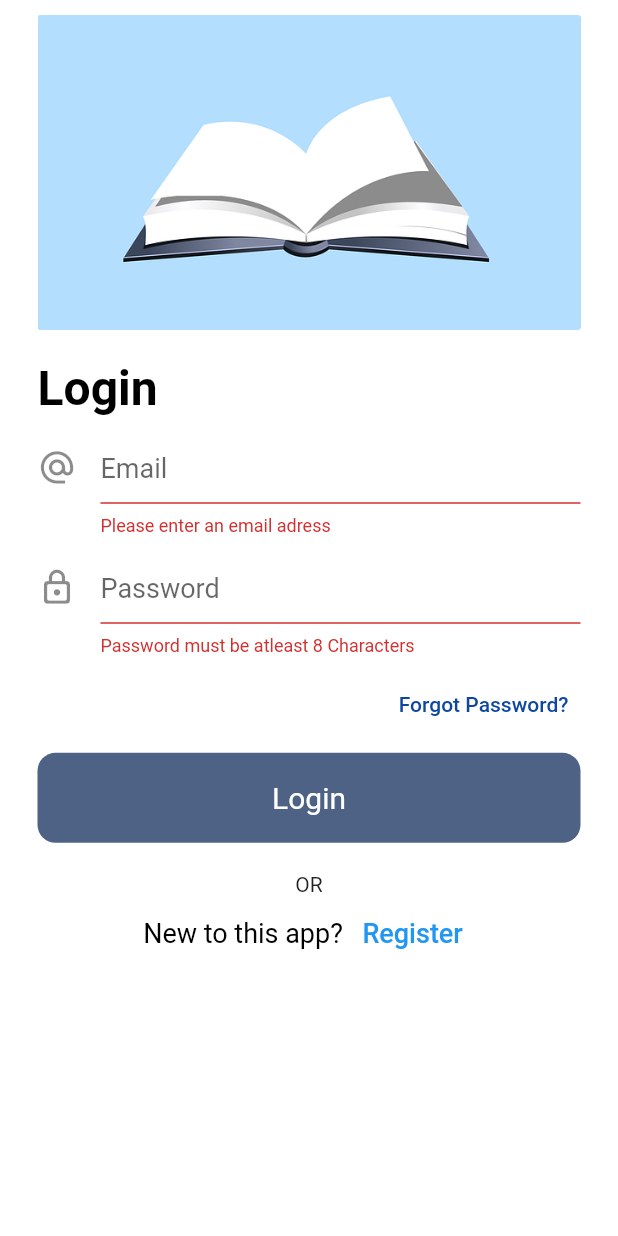
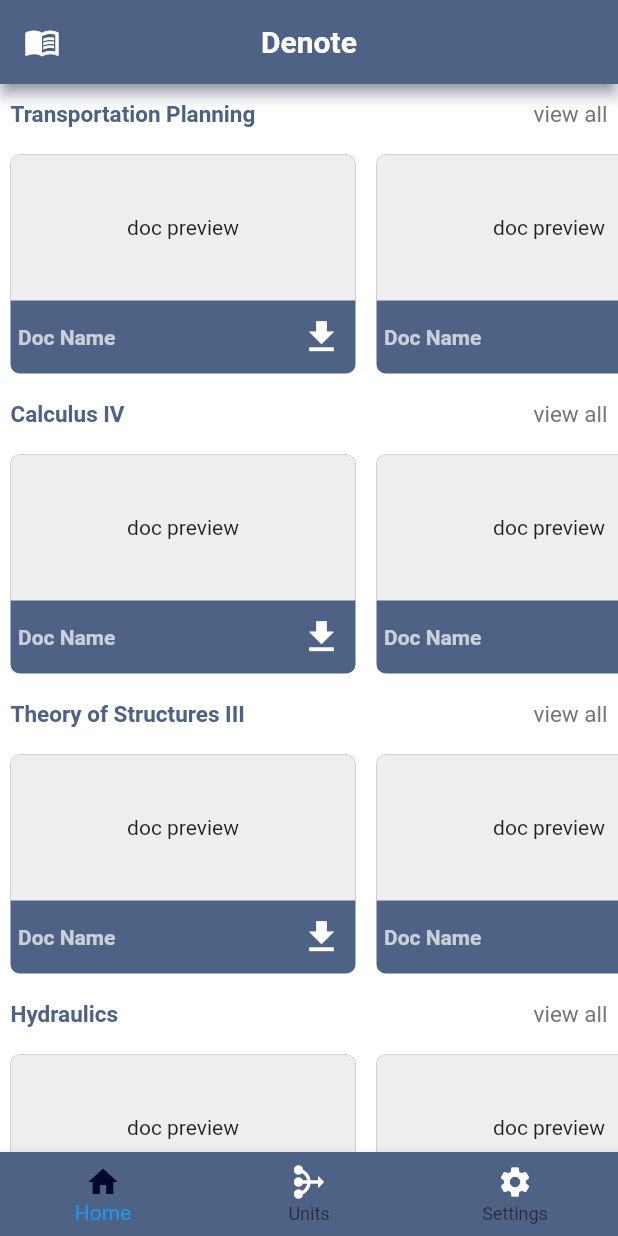
Before and after one commit to dev-vickie/denote, a Flutter app: the screen it shows after launch, after a tap on "Login", on a phone screen of 412 x 824 dp. Run offline on Flutter 3.47's test engine with Material 2 defaults, Android fonts, the light colour scheme and no system bars.

Commit message:
FR - Add homepages

```diff
--- a/lib/auth/pages/login_page.dart
+++ b/lib/auth/pages/login_page.dart
@@ -1,5 +1,6 @@
 import 'package:denote/auth/pages/forgot_password.dart';
 import 'package:denote/auth/pages/register_page.dart';
+import 'package:denote/homepages/home_builder/homepage.dart';
 import 'package:flutter/material.dart';
 
 import '../../constants/constants.dart';
@@ -118,6 +119,11 @@ class _LoginPageState extends State<LoginPage> {
                   //Submit Button
                   GestureDetector(
                     onTap: () {
+                      Navigator.of(context).push(
+                        MaterialPageRoute(
+                          builder: (context) => HomePage(),
+                        ),
+                      );
                       if (_formKey.currentState!.validate()) {
                         ScaffoldMessenger.of(context).showSnackBar(
                           const SnackBar(
--- a/lib/auth/pages/register_page.dart
+++ b/lib/auth/pages/register_page.dart
@@ -77,6 +77,7 @@ class _RegisterPageState extends State<RegisterPage> {
                       Expanded(
                         flex: 2,
                         child: DropdownButtonFormField(
+                          value: dropDownValue,
                           validator: (value) {
                             if (value!.isEmpty) {
                               return "Please select course";
@@ -93,7 +94,6 @@ class _RegisterPageState extends State<RegisterPage> {
                           decoration: const InputDecoration(
                             icon: Icon(Icons.workspace_premium),
                           ),
-                          value: dropDownValue,
                           onChanged: (value) {
                             setState(() {
                               dropDownValue = value;
@@ -169,7 +169,7 @@ class _RegisterPageState extends State<RegisterPage> {
 
                   //Password input field
                   CustomTextField(
-                    //TODO:suffix icon
+                    //TODO: Add suffix icon to view/hide password
                     controller: passwordController,
                     icon: Icons.lock_outline_rounded,
                     hintText: "Password",
@@ -180,10 +180,10 @@ class _RegisterPageState extends State<RegisterPage> {
                         return "Password must have atleast 8 Characters";
                       }
                       if (!hasUpper.hasMatch(value)) {
-                        return "Put Atleast one Uppercase";
+                        return "Put atleast one Uppercase letter";
                       }
                       if (!hasDigit.hasMatch(value)) {
-                        return "Put Atleast one Digit";
+                        return "Put atleast one Digit";
                       }
 
                       _confirmPassword = value;
--- /dev/null
+++ b/lib/homepages/first_page/first_page.dart
@@ -0,0 +1,59 @@
+import 'package:flutter/material.dart';
+
+import 'firstpage_widgets.dart';
+
+class FirstPage extends StatefulWidget {
+  const FirstPage({Key? key}) : super(key: key);
+
+  @override
+  State<FirstPage> createState() => _FirstPageState();
+}
+
+class _FirstPageState extends State<FirstPage> {
+  @override
+  Widget build(BuildContext context) {
+    final List categories = [
+      'Transportation Planning',
+      'Calculus IV',
+      'Theory of Structures III',
+      'Hydraulics'
+    ];
+    return Scaffold(
+      body: ListView.builder(
+        itemCount: categories.length,
+        itemBuilder: (context, index) {
+          return SizedBox(
+            height: 200,
+            child: Container(
+              height: 120,
+              decoration: const BoxDecoration(
+                color: Colors.white,
+              ),
+              child: Column(
+                crossAxisAlignment: CrossAxisAlignment.start,
+                children: [
+                  Expanded(
+                    flex: 1,
+                    child: CategoryTexts(
+                      categories: categories,
+                      index: index,
+                    ),
+                  ),
+                  Expanded(
+                      flex: 4,
+                      child: ListView.builder(
+                        scrollDirection: Axis.horizontal,
+                        itemCount: 3,
+                        itemBuilder: (context, index) {
+                          return const DocItem();
+                        },
+                      )),
+                ],
+              ),
+            ),
+          );
+        },
+      ),
+    );
+  }
+}
--- /dev/null
+++ b/lib/homepages/first_page/firstpage_widgets.dart
@@ -0,0 +1,113 @@
+import 'package:flutter/material.dart';
+
+import '../../constants/constants.dart';
+
+class DocItem extends StatelessWidget {
+  const DocItem({
+    super.key,
+  });
+
+  @override
+  Widget build(BuildContext context) {
+    return Padding(
+      padding: const EdgeInsets.all(7.0),
+      child: Container(
+        width: 230,
+        decoration: BoxDecoration(
+          color: const Color.fromARGB(255, 78, 98, 134),
+          borderRadius: BorderRadius.circular(6),
+        ),
+        child: Column(
+          children: [
+            Expanded(
+              flex: 2,
+              child: Container(
+                width: double.infinity,
+                decoration: BoxDecoration(
+                  color: Colors.grey[200],
+                  borderRadius: const BorderRadius.only(
+                    topLeft: Radius.circular(6),
+                    topRight: Radius.circular(6),
+                  ),
+                ),
+                child: const Center(
+                  child: Text(
+                    'doc preview',
+                  ),
+                ),
+              ),
+            ),
+            Expanded(
+              child: Row(
+                children: const [
+                  Expanded(
+                    flex: 4,
+                    child: Padding(
+                      padding: EdgeInsets.only(left: 5),
+                      child: Text(
+                        "Doc Name",
+                        style: TextStyle(
+                          color: Colors.white70,
+                          fontWeight: FontWeight.bold,
+                        ),
+                      ),
+                    ),
+                  ),
+                  SizedBox(width: 4),
+                  Expanded(
+                      flex: 1,
+                      child: Icon(
+                        Icons.download,
+                        color: Colors.white,
+                        size: 28,
+                      ))
+                ],
+              ),
+            )
+          ],
+        ),
+      ),
+    );
+  }
+}
+
+class CategoryTexts extends StatelessWidget {
+  const CategoryTexts({
+    Key? key,
+    required this.categories,
+    required this.index,
+  }) : super(key: key);
+
+  final List categories;
+  final dynamic index;
+
+  @override
+  Widget build(BuildContext context) {
+    return Row(
+      mainAxisAlignment: MainAxisAlignment.spaceBetween,
+      children: [
+        Padding(
+          padding: const EdgeInsets.all(7.0),
+          child: Text(
+            categories[index], //Name of the category
+            style: TextStyle(
+              fontSize: 15,
+              fontWeight: FontWeight.bold,
+              color: kMainDarkColor,
+            ),
+          ),
+        ),
+        Padding(
+          padding: const EdgeInsets.all(7.0),
+          child: Text(
+            'view all',
+            style: TextStyle(
+              fontSize: 15,
+              color: Colors.grey[600],
+            ),
+          ),
+        ),
+      ],
+    );
+  }
+}
--- /dev/null
+++ b/lib/homepages/home_builder/homepage.dart
@@ -0,0 +1,60 @@
+import 'package:denote/constants/constants.dart';
+import 'package:flutter/material.dart';
+import '../first_page/first_page.dart';
+import '../second_page.dart';
+import '../third_page.dart';
+import 'homepage_widgets.dart';
+
+class HomePage extends StatefulWidget {
+  const HomePage({super.key});
+
+  @override
+  State<HomePage> createState() => _HomePageState();
+}
+
+class _HomePageState extends State<HomePage> {
+  int selectedPage = 0;
+
+  void pageNavigator(index) {
+    setState(() {
+      selectedPage = index;
+    });
+  }
+
+  final List<Widget> secondPages = [
+    const FirstPage(),
+    const SecondPage(),
+    const ThirdPage(),
+  ];
+  @override
+  Widget build(BuildContext context) {
+    return Scaffold(
+      //AppBar
+      appBar: mainAppBar,
+      //App Drawer
+      drawer: mainAppDrawer,
+      backgroundColor: Colors.white,
+      //List of pages
+      body: secondPages[selectedPage],
+
+      //Bottom Nav Bar
+
+      bottomNavigationBar: BottomNavigationBar(
+        currentIndex: selectedPage,
+        onTap: pageNavigator,
+        type: BottomNavigationBarType.fixed,
+        items: const [
+          BottomNavigationBarItem(icon: Icon(Icons.home), label: "Home"),
+          BottomNavigationBarItem(
+              icon: Icon(Icons.mediation_outlined), label: "Units"),
+          BottomNavigationBarItem(
+              icon: Icon(Icons.settings), label: "Settings"),
+        ],
+        backgroundColor: kMainDarkColor,
+        unselectedIconTheme: const IconThemeData(color: Colors.white),
+        selectedIconTheme:
+            const IconThemeData(color: Color.fromARGB(255, 3, 9, 44)),
+      ),
+    );
+  }
+}
--- /dev/null
+++ b/lib/homepages/home_builder/homepage_widgets.dart
@@ -0,0 +1,58 @@
+import 'package:flutter/material.dart';
+import '../../../constants/constants.dart';
+
+//-----AppBar
+var mainAppBar = AppBar(
+  backgroundColor: kMainDarkColor,
+  title: const Text(
+    'Denote',
+    style: TextStyle(
+      color: Colors.white,
+      fontWeight: FontWeight.bold,
+    ),
+  ),
+  centerTitle: true,
+  shadowColor: kMainDarkColor,
+  leading: Builder(builder: (context) {
+    return IconButton(
+      onPressed: () {
+        Scaffold.of(context).openDrawer();
+      },
+      icon: const Icon(Icons.menu_book),
+    );
+  }),
+);
+
+//----AppDrawer
+
+var mainAppDrawer = Drawer(
+  backgroundColor: kMainDarkColor,
+  child: Column(
+    children: const [
+      DrawerHeader(
+        child: Center(
+            child: Text(
+          'APP LOGO',
+          style: TextStyle(
+            fontSize: 20,
+            color: Colors.white,
+          ),
+        )),
+      ),
+      ListTile(
+        title: Text(
+          'Home',
+          style: TextStyle(
+            color: Colors.white,
+            fontWeight: FontWeight.bold,
+          ),
+        ),
+        trailing: Icon(
+          Icons.home,
+          size: 20,
+          color: Colors.white,
+        ),
+      )
+    ],
+  ),
+);
--- /dev/null
+++ b/lib/homepages/second_page.dart
@@ -0,0 +1,65 @@
+import 'package:flutter/material.dart';
+
+import '../constants/constants.dart';
+
+class SecondPage extends StatefulWidget {
+  const SecondPage({super.key});
+
+  @override
+  State<SecondPage> createState() => _SecondPageState();
+}
+
+class _SecondPageState extends State<SecondPage> {
+  @override
+  Widget build(BuildContext context) {
+    return Padding(
+      padding: const EdgeInsets.all(kHorizontalPadding),
+      child: Column(
+        children: const [
+          // CustomTextField(
+          //   hidePassword: false,
+          //   icon: Icons.note_outlined,
+          //   hintText: "Unit name",
+          // ),
+          // const SizedBox(height: 15),
+
+          // CustomTextField(
+          //   hidePassword: false,
+          //   icon: Icons.note_outlined,
+          //   hintText: "Unit code",
+          // ),
+          // const SizedBox(height: 15),
+
+          // CustomTextField(
+          //   hidePassword: false,
+          //   icon: Icons.person_outline_rounded,
+          //   hintText: "Lecturer",
+          // ),
+          // const SizedBox(height: 20),
+
+          // Align(
+          //   alignment: Alignment.centerLeft,
+          //   child: MaterialButton(
+          //     color: kMainLightColor,
+          //     child: const Text(
+          //       "Select file(s)",
+          //       style: TextStyle(
+          //         color: Colors.white,
+          //       ),
+          //     ),
+          //     onPressed: () {},
+          //   ),
+          // ),
+          // const SizedBox(
+          //   height: 10,
+          // ),
+
+          // GestureDetector(
+          //   onTap: () {},
+          //   child: const SubmitButton(buttonText: "Confirm and upload"),
+          // ),
+        ],
+      ),
+    );
+  }
+}
--- /dev/null
+++ b/lib/homepages/third_page.dart
@@ -0,0 +1,36 @@
+import 'package:flutter/material.dart';
+
+class ThirdPage extends StatelessWidget {
+  const ThirdPage({super.key});
+
+  @override
+  Widget build(BuildContext context) {
+    return Scaffold(
+      //backgroundColor: Color.fromARGB(255, 0, 7, 20),
+      body: Column(
+        children: const [
+          ListTile(
+            title: Text('Account Settings'),
+            trailing: Icon(Icons.supervisor_account_outlined),
+          ),
+          ListTile(
+            title: Text('Notification Settings'),
+            trailing: Icon(Icons.notifications),
+          ),
+          ListTile(
+            title: Text('Choose Theme'),
+            trailing: Icon(Icons.sunny),
+          ),
+          ListTile(
+            trailing: Icon(Icons.question_mark),
+            title: Text('FAQ\'s'),
+          ),
+          ListTile(
+            trailing: Icon(Icons.share),
+            title: Text('Share'),
+          )
+        ],
+      ),
+    );
+  }
+}
```
